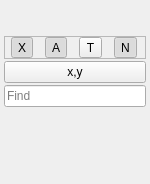
This is src/WidgetImageOverlay.ui in gdevic/Z80Explorer as Qt 5 draws it before an edit. The edited form follows.
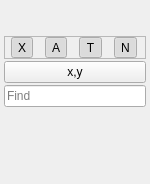
This is the edited form.

Commit message: Correcting the initial state of the [T] overlay button

Patch:
```diff
--- a/src/WidgetImageOverlay.ui
+++ b/src/WidgetImageOverlay.ui
@@ -119,6 +119,9 @@
         <property name="checkable">
          <bool>true</bool>
         </property>
+        <property name="checked">
+         <bool>true</bool>
+        </property>
        </widget>
       </item>
       <item>
```
